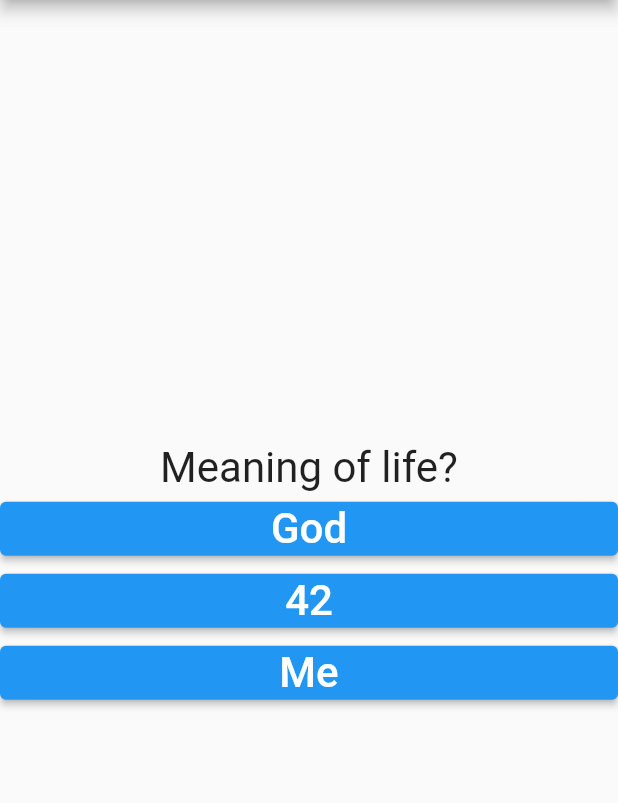
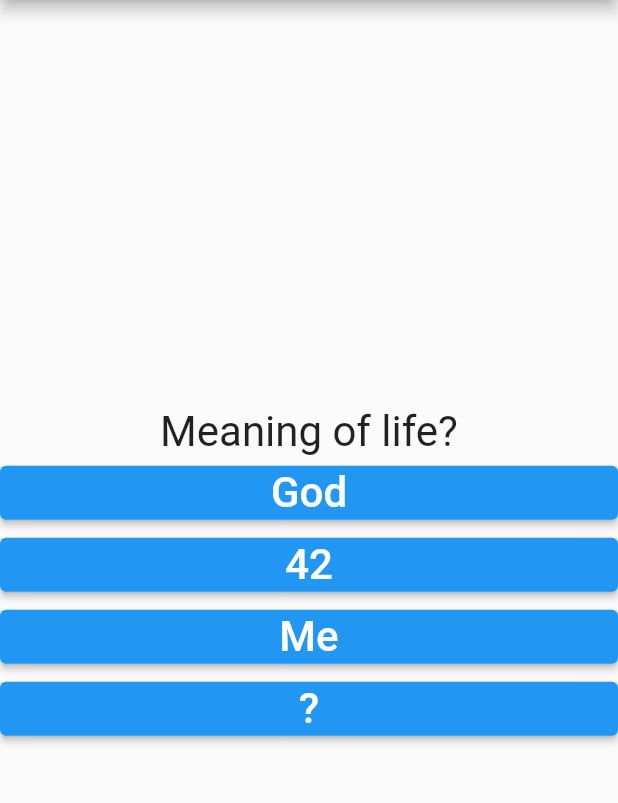
Before and after one commit to Killian-Viquerat/Mob2, a Flutter app: the screen it shows after launch, after a tap on an icon or button, on a phone screen of 412 x 824 dp, the part 84-887 px from its top. Run offline on Flutter 3.47's test engine with Material 2 defaults, Android fonts, the phone set to English and light mode, and no system bars.

Commit message:
add bouton new game and button to show hint

```diff
--- a/lib/models/score.dart
+++ b/lib/models/score.dart
@@ -8,4 +8,7 @@ class Score {
   void add() {
     score += 1;
   }
+  void reset(){
+    score= 0;
+  }
 }
--- a/lib/widgets/game_screen.dart
+++ b/lib/widgets/game_screen.dart
@@ -1,4 +1,5 @@
 import 'dart:io';
+import 'dart:developer';
 
 import 'package:flutter/material.dart';
 import 'package:provider/provider.dart';
@@ -8,6 +9,7 @@ import 'package:quiz/models/question.dart';
 import 'package:quiz/models/score.dart';
 
 class GameScreen extends StatelessWidget {
+
   Score score = new Score();
   @override
   Widget build(BuildContext context) {
@@ -19,49 +21,77 @@ class GameScreen extends StatelessWidget {
       body: ChangeNotifierProvider(
         create: (_) => QuizSession(),
         child: Consumer<QuizSession>(
-          builder: (consumerContext, session, __) => buildQuestion(consumerContext, session.currentQuestion),
+          builder: (consumerContext, session, __) => getScreen(consumerContext, session),
         ),
       ),
     );
   }
 
+  Widget getScreen(BuildContext context,QuizSession session){
+    if(session.questionPassed == session.length){
+      return buildScore(context, score, session);
+    }else{
+      return buildQuestion(context, session.currentQuestion);
+    }
+  }
+
   Widget buildQuestion(BuildContext context, Question question) {
+    var session = Provider.of<QuizSession>(context, listen: false);
     var answerButtons = question.answers.map((answer) {
-      return ElevatedButton(
+      return (
+            ElevatedButton(
               onPressed: () {
-          var session = Provider.of<QuizSession>(context, listen: false);
                 if (session.checkAnswer(answer)) {
                     score.add();
                 }
                 session.nextQuestion();
+                if(session.show){
+                  session.showhint();
+                }
               },
               child: SizedBox(
                 width: double.infinity,
                 child: Text(answer, textScaleFactor: 2.0, textAlign: TextAlign.center)
               )
+            )
           );
     });
-    var session = Provider.of<QuizSession>(context, listen: false);
-    if(session.questionPassed == session.length){
-      return buildScore(context, score, session);
-    }else{
       return Center(
         child: Column(
           mainAxisAlignment: MainAxisAlignment.center,
           children: <Widget>[
             Text(question.caption, textScaleFactor: 2.0),
             ...answerButtons,
-          ],
+            ElevatedButton(
+              onPressed: () {
+                session.showhint();
+              },
+              child: SizedBox(
+                width: double.infinity,
+                child: Text("?", textScaleFactor: 2.0, textAlign: TextAlign.center)
+              )
+            ),
+            Visibility(child: Text(session.currentQuestion.hint), visible: session.show)
+          ]
         ),
       );
-    }
     }
 
   Widget buildScore(BuildContext context,Score score,QuizSession session){
     return Center(
       child: Column(
         children: <Widget>[
-          Text("Score:" + score.score.toString() + "/" + session.length.toString())
+          Text("Score:" + score.score.toString() + "/" + session.length.toString()),
+          ElevatedButton(
+              onPressed: () {
+                  session.reset();
+                  score.reset();
+                },
+                child: SizedBox(
+                  width: double.infinity,
+                  child: Text("New Game", textScaleFactor: 2.0, textAlign: TextAlign.center)
+                )
+          ),
         ],
         )
      );
```
Also changed, not shown: lib/models/quiz_session.dart (+12 -0 lines). Lines whose indentation alone changed are shown as unchanged.
